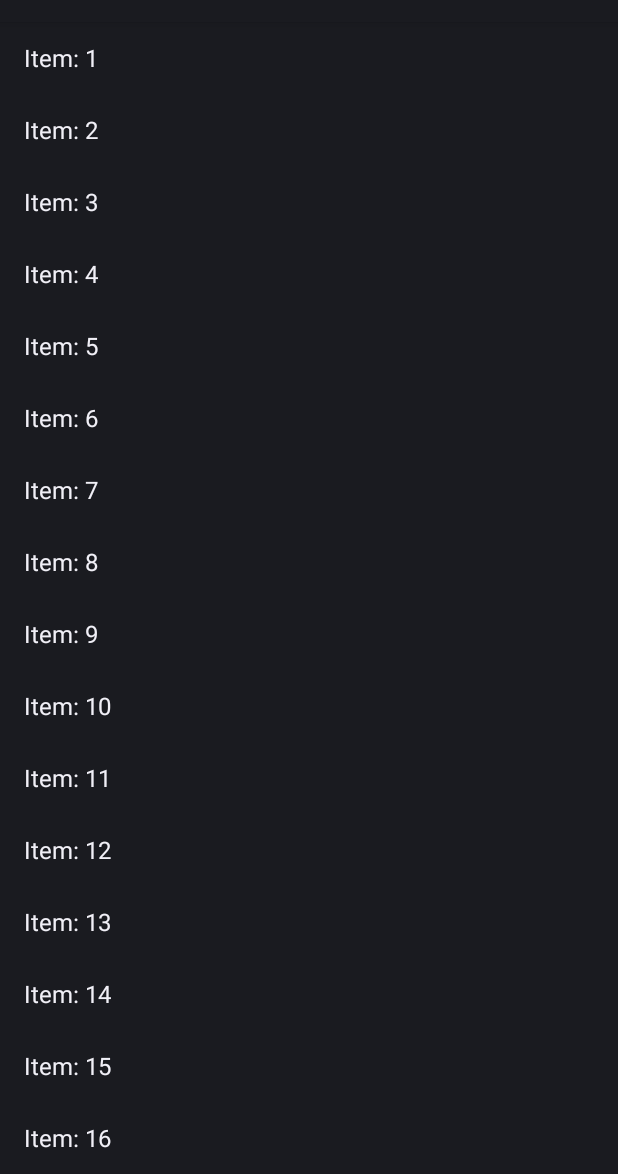
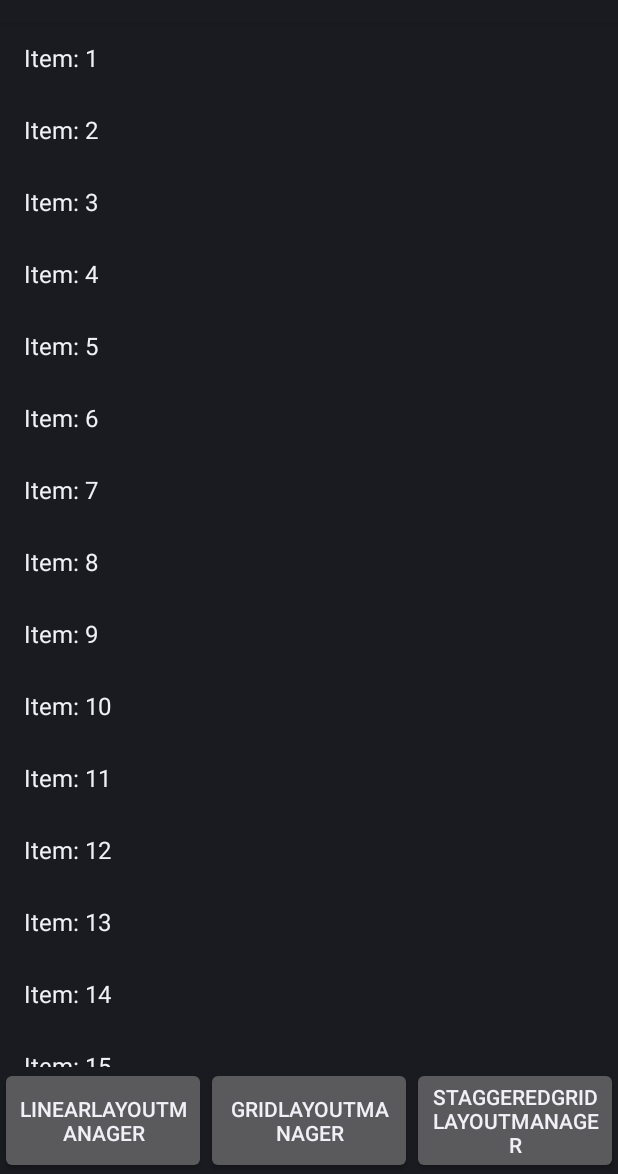
Before and after one commit to yasevich/endless-recycler-view, an Android app: the screen it shows after launch (MainActivity), on a phone screen of 412 x 824 dp, the part 62-1236 px from its top. Run offline under Robolectric (Android 15) with nearby library versions, the phone set to English and light mode, and no system bars.

Commit message:
Updated sample to use different layout managers.

```diff
--- a/app/src/main/java/com/github/yasevich/endlessrecyclerview/sample/MainActivity.java
+++ b/app/src/main/java/com/github/yasevich/endlessrecyclerview/sample/MainActivity.java
@@ -19,9 +19,13 @@ package com.github.yasevich.endlessrecyclerview.sample;
 import android.app.Activity;
 import android.os.Bundle;
 import android.os.Handler;
+import android.support.annotation.NonNull;
+import android.support.v7.widget.GridLayoutManager;
 import android.support.v7.widget.LinearLayoutManager;
 import android.support.v7.widget.RecyclerView;
+import android.support.v7.widget.StaggeredGridLayoutManager;
 import android.view.LayoutInflater;
+import android.view.View;
 import android.view.ViewGroup;
 import android.widget.TextView;
 
@@ -53,6 +57,28 @@ public final class MainActivity extends Activity implements EndlessRecyclerView.
         list.setAdapter(adapter);
         list.setPager(this);
 
+        findViewById(android.R.id.button1).setOnClickListener(new View.OnClickListener() {
+            @Override
+            public void onClick(View v) {
+                updateLayoutManager(new LinearLayoutManager(v.getContext()));
+            }
+        });
+
+        findViewById(android.R.id.button2).setOnClickListener(new View.OnClickListener() {
+            @Override
+            public void onClick(View v) {
+                updateLayoutManager(new GridLayoutManager(v.getContext(), 3));
+            }
+        });
+
+        findViewById(android.R.id.button3).setOnClickListener(new View.OnClickListener() {
+            @Override
+            public void onClick(View v) {
+                updateLayoutManager(new StaggeredGridLayoutManager(
+                        3, StaggeredGridLayoutManager.VERTICAL));
+            }
+        });
+
         addItems();
     }
 
@@ -74,6 +100,12 @@ public final class MainActivity extends Activity implements EndlessRecyclerView.
         }, DELAY);
     }
 
+    private void updateLayoutManager(@NonNull RecyclerView.LayoutManager layoutManager) {
+        list.setLayoutManager(layoutManager);
+        adapter.setCount(0);
+        addItems();
+    }
+
     private void addItems() {
         adapter.setCount(adapter.getItemCount() + ITEMS_ON_PAGE);
     }
@@ -89,7 +121,7 @@ public final class MainActivity extends Activity implements EndlessRecyclerView.
 
         @Override
         public void onBindViewHolder(ViewHolder holder, int position) {
-            holder.text.setText("Item: " + (position + 1));
+            holder.text.setText(String.format("Item: %1$s", position + 1));
         }
 
         @Override
--- a/app/src/main/res/layout/activity_main.xml
+++ b/app/src/main/res/layout/activity_main.xml
@@ -15,9 +15,49 @@
   ~ limitations under the License.
   -->
 
-<com.github.yasevich.endlessrecyclerview.EndlessRecyclerView
+<LinearLayout
     xmlns:android="http://schemas.android.com/apk/res/android"
-    android:id="@android:id/list"
-    android:orientation="vertical"
+    xmlns:tools="http://schemas.android.com/tools"
     android:layout_width="match_parent"
-    android:layout_height="match_parent"/>
+    android:layout_height="match_parent"
+    android:orientation="vertical">
+
+    <com.github.yasevich.endlessrecyclerview.EndlessRecyclerView
+        xmlns:android="http://schemas.android.com/apk/res/android"
+        android:id="@android:id/list"
+        android:layout_width="match_parent"
+        android:layout_height="0dp"
+        android:layout_weight="1"/>
+
+    <LinearLayout
+        android:layout_width="match_parent"
+        android:layout_height="wrap_content"
+        android:orientation="horizontal">
+
+        <Button
+            android:id="@android:id/button1"
+            android:layout_width="match_parent"
+            android:layout_height="match_parent"
+            android:layout_weight="1"
+            android:text="LinearLayoutManager"
+            tools:ignore="HardcodedText" />
+
+        <Button
+            android:id="@android:id/button2"
+            android:layout_width="match_parent"
+            android:layout_height="match_parent"
+            android:layout_weight="1"
+            android:text="GridLayoutManager"
+            tools:ignore="HardcodedText"/>
+
+        <Button
+            android:id="@android:id/button3"
+            android:layout_width="match_parent"
+            android:layout_height="match_parent"
+            android:layout_weight="1"
+            android:text="StaggeredGridLayoutManager"
+            tools:ignore="HardcodedText"/>
+
+    </LinearLayout>
+
+</LinearLayout>
```
